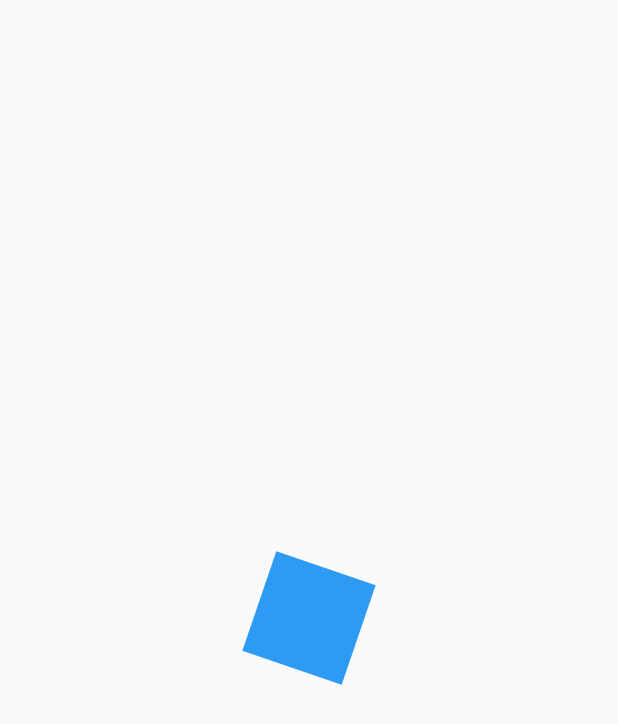
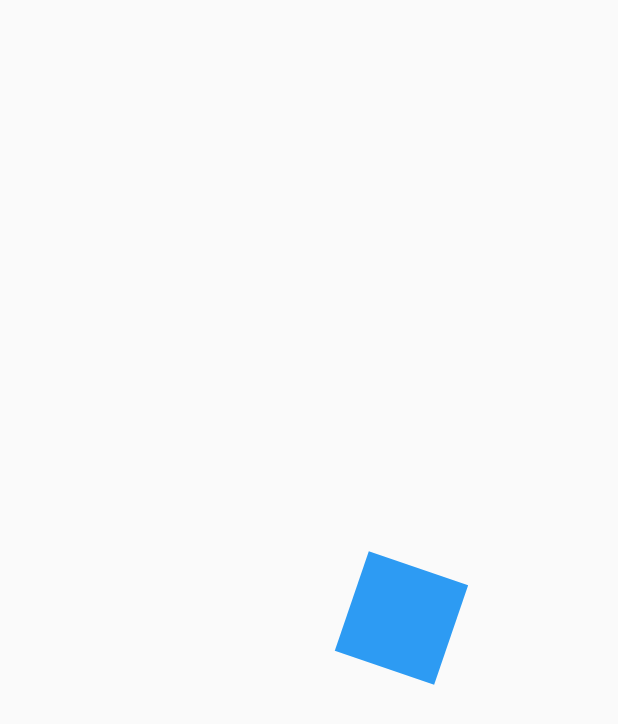
Before and after one commit to CrisMEDev/Flutter-Designs_and_animations, a Flutter app: the first screen one second after launch, on a phone screen of 412 x 824 dp. Shown: the top 724 px of the screen. Run offline on Flutter 3.47's test engine with Material 2 defaults, Android fonts, the phone set to English and light mode, and no system bars.

Commit message:
Se movio el cuadrado usando Transform.rotate

```diff
--- a/lib/src/pages/animaciones_page.dart
+++ b/lib/src/pages/animaciones_page.dart
@@ -24,6 +24,7 @@ class _CuadradoAnimadoState extends State<CuadradoAnimado> with SingleTickerProv
   AnimationController animationController;    // Es el que le dará las indicaciones a la animacion de como debe hacerlo
   Animation<double> rotacion;                 // Controlar los valores que fluiran en la misma animacion
   Animation<double> opacidad;
+  Animation<double> moverDerecha;
 
   @override
   void initState() {
@@ -42,6 +43,12 @@ class _CuadradoAnimadoState extends State<CuadradoAnimado> with SingleTickerProv
     opacidad = Tween( begin: 0.1, end: 1.0 ).animate(
       // animationController
       CurvedAnimation(parent: animationController, curve: Interval(0, 0.25, curve: Curves.bounceOut) ) // Para hacer la opacity en 25% de los 4000ms
+    );
+
+    // Para mover 200 pixeles el cuadrado
+    moverDerecha = Tween( begin: 0.0, end: 200.0 ).animate(
+      // animationController
+      CurvedAnimation(parent: animationController, curve: Curves.easeOut )
     );
 
     animationController.addListener(() {
@@ -77,13 +84,16 @@ class _CuadradoAnimadoState extends State<CuadradoAnimado> with SingleTickerProv
 
         // print(rotacion.value);
 
-        return Transform.rotate(
+        return Transform.translate(
+          offset: Offset( moverDerecha.value , 0),
+          child: Transform.rotate(
             angle: rotacion.value,
 
             child: Opacity(
               opacity: opacidad.value,
               child: childRectangulo,
             )
+          ),
         );
       },
     );
```
Lines whose indentation alone changed are shown as unchanged.
